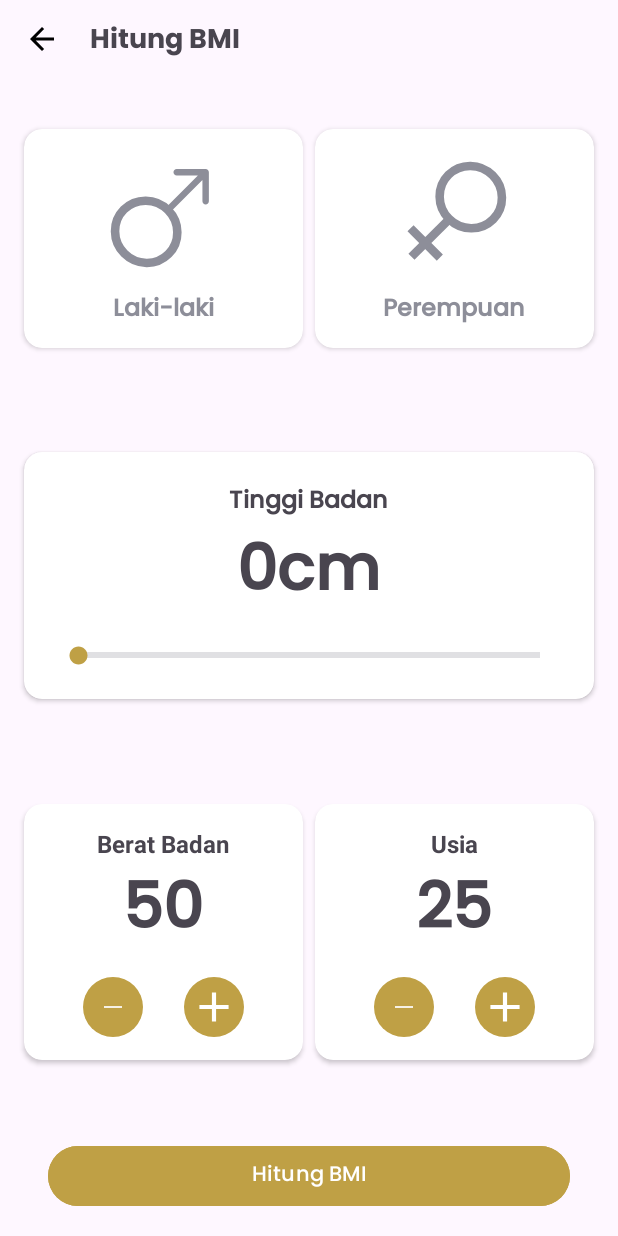
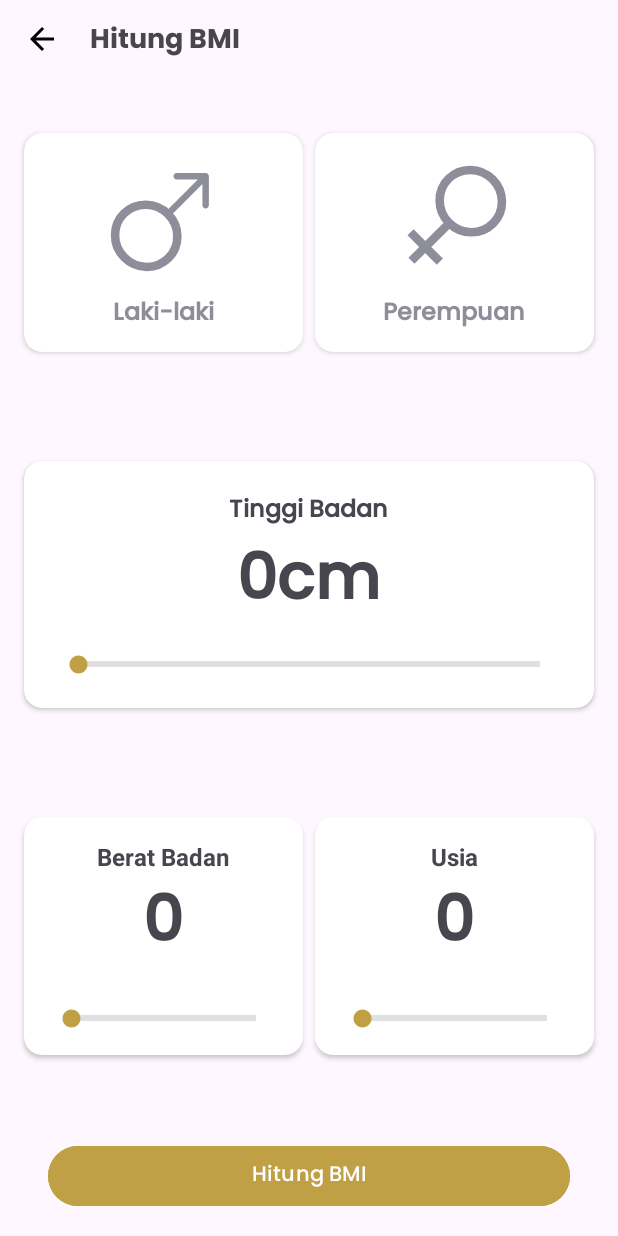
Before and after one commit to riecho14/Gymtera, an Android app: the BMIActivity screen opened directly, with no data from a screen before it, on a phone screen of 412 x 824 dp. Run offline under Robolectric (Android 15) with nearby library versions, the phone set to English and light mode, and no system bars; libraries missing offline, so code that uses them is left out: com.github.ybq.android, www.sanju.motiontoast; plain views replace SpinKitView.

Commit message:
Style(BMIActivity): Change button to seekbar

```diff
--- a/app/src/main/java/com/tugasakhir/gymtera/user/features/BMIActivity.kt
+++ b/app/src/main/java/com/tugasakhir/gymtera/user/features/BMIActivity.kt
@@ -22,8 +22,8 @@ class BMIActivity : AppCompatActivity() {
     private lateinit var binding: ActivityBmiactivityBinding
     private var height: Float = 0f
     private var weight: Float = 0f
-    private var countWeight = 50
-    private var countAge = 25
+    private var countWeight = 0
+    private var countAge = 0
     private var chosen: Boolean = true
 
     override fun onCreate(savedInstanceState: Bundle?) {
@@ -60,21 +60,29 @@ class BMIActivity : AppCompatActivity() {
                 override fun onStopTrackingTouch(seekBar: SeekBar?) {}
             })
 
-            weightPlus.setOnClickListener {
-                binding.weightTxt.text = countWeight++.toString()
-            }
+            SeekbarBB.setOnSeekBarChangeListener(object : SeekBar.OnSeekBarChangeListener {
+                override fun onProgressChanged(
+                    seekBar: SeekBar?, progress: Int, fromUser: Boolean
+                ) {
+                    countWeight = progress
+                    binding.weightTxt.text = countWeight.toString()
+                }
 
-            weightMinus.setOnClickListener {
-                binding.weightTxt.text = countWeight--.toString()
-            }
+                override fun onStartTrackingTouch(seekBar: SeekBar?) {}
+                override fun onStopTrackingTouch(seekBar: SeekBar?) {}
+            })
 
-            agePlus.setOnClickListener {
-                binding.age.text = countAge++.toString()
-            }
+            SeekbarAGE.setOnSeekBarChangeListener(object : SeekBar.OnSeekBarChangeListener {
+                override fun onProgressChanged(
+                    seekBar: SeekBar?, progress: Int, fromUser: Boolean
+                ) {
+                    countAge = progress
+                    binding.ageTxt.text = countAge.toString()
+                }
 
-            ageMinus.setOnClickListener {
-                binding.age.text = countAge--.toString()
-            }
+                override fun onStartTrackingTouch(seekBar: SeekBar?) {}
+                override fun onStopTrackingTouch(seekBar: SeekBar?) {}
+            })
 
             calculate.setOnClickListener {
                 if (!chosen) {
@@ -99,7 +107,7 @@ class BMIActivity : AppCompatActivity() {
                         weight = binding.weightTxt.text.toString().toFloat()
 
                         Handler().postDelayed({
-                            calculateBMI(binding.age.text.toString())
+                            calculateBMI(binding.ageTxt.text.toString())
                             progressBar.visibility = View.GONE
                             binding.calculate.isEnabled = true
                         }, 3000)
--- a/app/src/main/res/layout/activity_bmiactivity.xml
+++ b/app/src/main/res/layout/activity_bmiactivity.xml
@@ -182,49 +182,22 @@
                 tools:ignore="TextContrastCheck" />
 
             <LinearLayout
-                android:layout_width="wrap_content"
+                android:layout_width="match_parent"
                 android:layout_height="wrap_content"
                 android:layout_marginTop="8dp"
                 android:baselineAligned="false"
-                android:gravity="center_horizontal"
-                android:weightSum="2">
+                android:gravity="center_horizontal">
 
-                <RelativeLayout
-                    android:id="@+id/weight_minus"
-                    android:layout_width="40dp"
-                    android:layout_height="40dp"
-                    android:layout_marginEnd="22dp"
-                    android:layout_weight="1"
-                    android:background="@drawable/bg_stepper">
-
-                    <ImageView
-                        android:layout_width="60dp"
-                        android:layout_height="60dp"
-                        android:contentDescription="@string/minus"
-                        android:padding="14dp"
-                        app:srcCompat="@drawable/ic_subtract"
-                        tools:ignore="ImageContrastCheck" />
-
-                </RelativeLayout>
-
-
-                <RelativeLayout
-                    android:id="@+id/weight_plus"
-                    android:layout_width="40dp"
-                    android:layout_height="40dp"
-                    android:layout_marginStart="5dp"
-                    android:layout_weight="1"
-                    android:background="@drawable/bg_stepper">
-
-                    <ImageView
-                        android:layout_width="60dp"
-                        android:layout_height="60dp"
-                        android:contentDescription="@string/plus"
-                        android:padding="3dp"
-                        app:srcCompat="@drawable/ic_add"
-                        tools:ignore="ImageContrastCheck" />
-
-                </RelativeLayout>
+                <SeekBar
+                    android:id="@+id/SeekbarBB"
+                    style="?android:attr/progressBarStyleHorizontal"
+                    android:layout_width="match_parent"
+                    android:layout_height="wrap_content"
+                    android:layout_marginTop="10dp"
+                    android:max="200"
+                    android:progressBackgroundTint="#888994"
+                    android:progressTint="@color/sec_gold"
+                    android:thumbTint="@color/gold" />
 
             </LinearLayout>
 
@@ -261,7 +234,7 @@
                 android:textStyle="bold" />
 
             <TextView
-                android:id="@+id/age"
+                android:id="@+id/ageTxt"
                 android:layout_width="wrap_content"
                 android:layout_height="wrap_content"
                 android:fontFamily="@font/ft_medium"
@@ -271,49 +244,22 @@
                 tools:ignore="TextContrastCheck" />
 
             <LinearLayout
-                android:layout_width="wrap_content"
+                android:layout_width="match_parent"
                 android:layout_height="wrap_content"
                 android:layout_marginTop="8dp"
                 android:baselineAligned="false"
-                android:gravity="center_horizontal"
-                android:weightSum="2">
+                android:gravity="center_horizontal">
 
-                <RelativeLayout
-                    android:id="@+id/age_minus"
-                    android:layout_width="40dp"
-                    android:layout_height="40dp"
-                    android:layout_marginEnd="22dp"
-                    android:layout_weight="1"
-                    android:background="@drawable/bg_stepper">
-
-                    <ImageView
-                        android:layout_width="60dp"
-                        android:layout_height="60dp"
-                        android:contentDescription="@string/minus"
-                        android:padding="14dp"
-                        app:srcCompat="@drawable/ic_subtract"
-                        tools:ignore="ImageContrastCheck" />
-
-                </RelativeLayout>
-
-
-                <RelativeLayout
-                    android:id="@+id/age_plus"
-                    android:layout_width="40dp"
-                    android:layout_height="40dp"
-                    android:layout_marginStart="5dp"
-                    android:layout_weight="1"
-                    android:background="@drawable/bg_stepper">
-
-                    <ImageView
-                        android:layout_width="60dp"
-                        android:layout_height="60dp"
-                        android:contentDescription="@string/plus"
-                        android:padding="3dp"
-                        app:srcCompat="@drawable/ic_add"
-                        tools:ignore="ImageContrastCheck" />
-
-                </RelativeLayout>
+                <SeekBar
+                    android:id="@+id/SeekbarAGE"
+                    style="?android:attr/progressBarStyleHorizontal"
+                    android:layout_width="match_parent"
+                    android:layout_height="wrap_content"
+                    android:layout_marginTop="10dp"
+                    android:max="100"
+                    android:progressBackgroundTint="#888994"
+                    android:progressTint="@color/sec_gold"
+                    android:thumbTint="@color/gold" />
 
             </LinearLayout>
 
--- a/app/src/main/res/values/strings.xml
+++ b/app/src/main/res/values/strings.xml
@@ -29,11 +29,11 @@
     <string name="height">Tinggi Badan</string>
     <string name="_0cm">0cm</string>
     <string name="weight">Berat Badan</string>
-    <string name="_50">50</string>
+    <string name="_50">0</string>
     <string name="minus">minus</string>
     <string name="plus">plus</string>
     <string name="age">Usia</string>
-    <string name="_19">25</string>
+    <string name="_19">0</string>
     <string name="calculate">Hitung</string>
     <string name="cm">cm</string>
     <string name="normal_bmi_range">Rentang BMI normal :</string>
```
